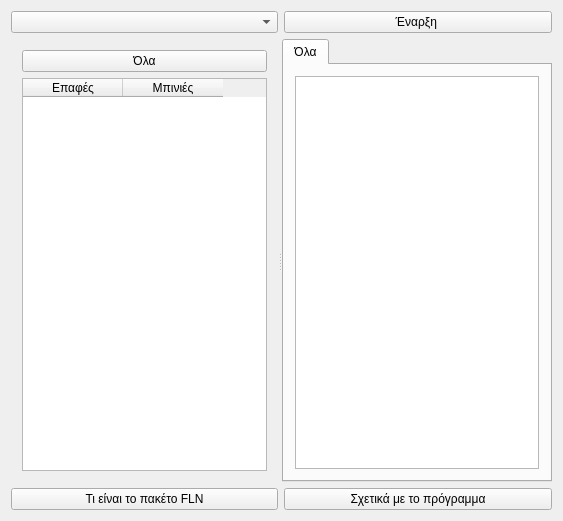
Above: src/statusyzer.ui from kapcom01/statusYzer before the change. Below: the same form after it.
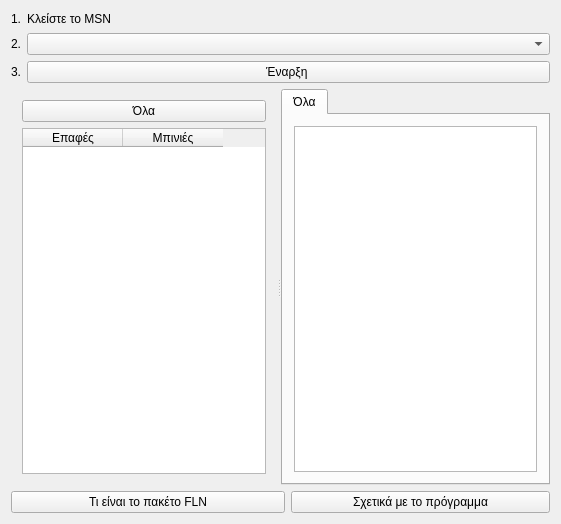
That is the form after the change.

Patch:
```diff
--- a/src/statusyzer.ui
+++ b/src/statusyzer.ui
@@ -6,8 +6,8 @@
    <rect>
     <x>0</x>
     <y>0</y>
-    <width>563</width>
-    <height>521</height>
+    <width>561</width>
+    <height>524</height>
    </rect>
   </property>
   <property name="windowTitle">
@@ -16,16 +16,93 @@
   <widget class="QWidget" name="centralWidget">
    <layout class="QGridLayout" name="gridLayout">
     <item row="0" column="0">
-     <widget class="QComboBox" name="combobox_interfaces"/>
+     <widget class="QLabel" name="label_3">
+      <property name="minimumSize">
+       <size>
+        <width>0</width>
+        <height>16</height>
+       </size>
+      </property>
+      <property name="maximumSize">
+       <size>
+        <width>16</width>
+        <height>16</height>
+       </size>
+      </property>
+      <property name="text">
+       <string>1.</string>
+      </property>
+     </widget>
     </item>
-    <item row="0" column="1">
+    <item row="0" column="1" colspan="2">
+     <widget class="QLabel" name="label_step1">
+      <property name="minimumSize">
+       <size>
+        <width>411</width>
+        <height>16</height>
+       </size>
+      </property>
+      <property name="maximumSize">
+       <size>
+        <width>16777215</width>
+        <height>16</height>
+       </size>
+      </property>
+      <property name="text">
+       <string>Κλείστε το MSN</string>
+      </property>
+     </widget>
+    </item>
+    <item row="1" column="0">
+     <widget class="QLabel" name="label">
+      <property name="maximumSize">
+       <size>
+        <width>16</width>
+        <height>16777215</height>
+       </size>
+      </property>
+      <property name="text">
+       <string>2.</string>
+      </property>
+     </widget>
+    </item>
+    <item row="1" column="1" colspan="2">
+     <widget class="QComboBox" name="combobox_interfaces">
+      <property name="minimumSize">
+       <size>
+        <width>431</width>
+        <height>0</height>
+       </size>
+      </property>
+     </widget>
+    </item>
+    <item row="2" column="0">
+     <widget class="QLabel" name="label_2">
+      <property name="maximumSize">
+       <size>
+        <width>16</width>
+        <height>16777215</height>
+       </size>
+      </property>
+      <property name="text">
+       <string>3.</string>
+      </property>
+     </widget>
+    </item>
+    <item row="2" column="1" colspan="2">
      <widget class="QPushButton" name="pushButton_start_sniffer">
+      <property name="minimumSize">
+       <size>
+        <width>431</width>
+        <height>0</height>
+       </size>
+      </property>
       <property name="text">
        <string>Έναρξη </string>
       </property>
      </widget>
     </item>
-    <item row="1" column="0" colspan="2">
+    <item row="3" column="0" colspan="3">
      <widget class="QSplitter" name="splitter_3">
       <property name="orientation">
        <enum>Qt::Horizontal</enum>
@@ -85,14 +162,14 @@
       </widget>
      </widget>
     </item>
-    <item row="2" column="0">
+    <item row="4" column="0" colspan="2">
      <widget class="QPushButton" name="pb_whatisfln">
       <property name="text">
        <string>Τι είναι το πακέτο FLN</string>
       </property>
      </widget>
     </item>
-    <item row="2" column="1">
+    <item row="4" column="2">
      <widget class="QPushButton" name="pb_about">
       <property name="text">
        <string>Σχετικά με το πρόγραμμα</string>
```
